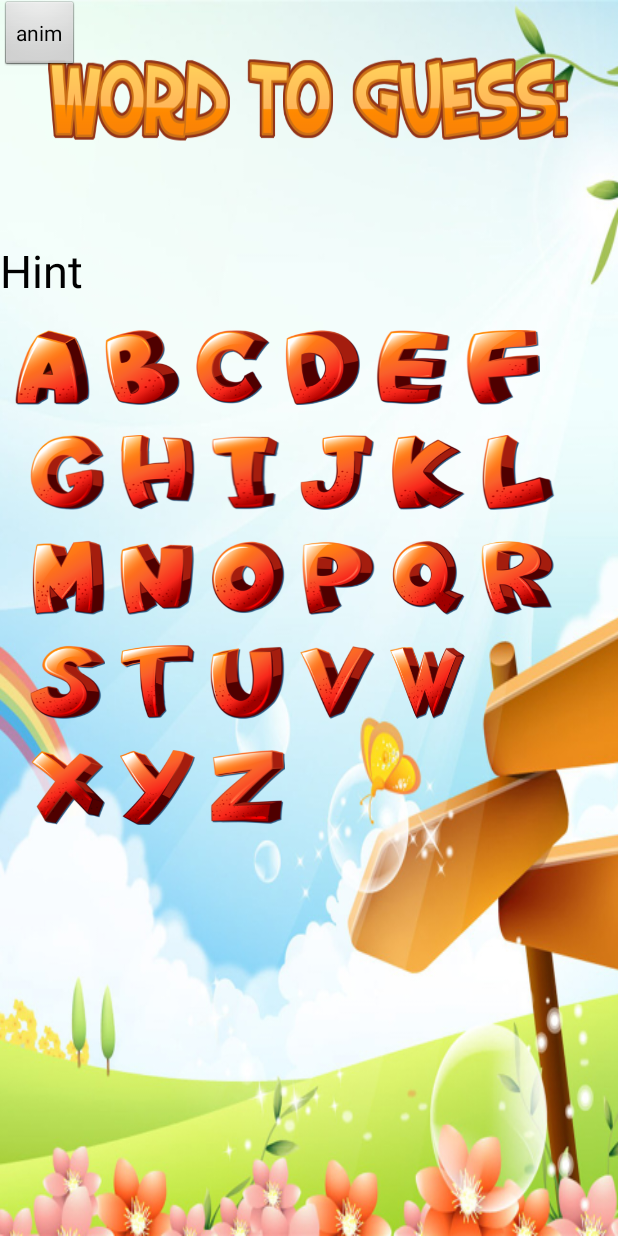
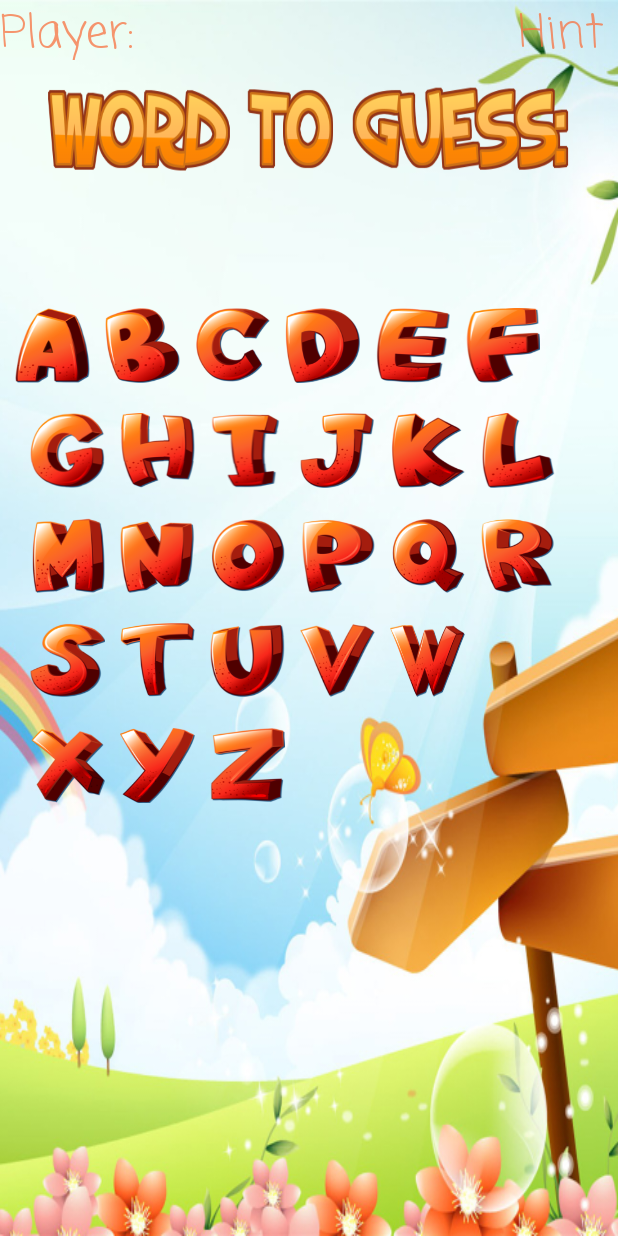
Before and after one commit to farsabbutt/Hangman-game-Java-android, an Android app: the layout game.xml on its own in the app's theme, with its tools: preview values and no code run, on a phone screen of 412 x 824 dp. Run offline under Robolectric (Android 15) with nearby library versions, the phone set to English and light mode, and no system bars.

Commit message:
Minor fixes

```diff
--- a/app/build.gradle
+++ b/app/build.gradle
@@ -3,7 +3,7 @@ apply plugin: 'com.android.application'
 android {
     compileSdkVersion 26
     defaultConfig {
-        applicationId "edu.ktu.hangmanduo2"
+        applicationId 'edu.ktu.hangmanduo2'
         minSdkVersion 14
         targetSdkVersion 26
         versionCode 1
@@ -16,10 +16,12 @@ android {
             proguardFiles getDefaultProguardFile('proguard-android.txt'), 'proguard-rules.pro'
         }
     }
+    productFlavors {
+    }
 }
 
 dependencies {
-    implementation fileTree(dir: 'libs', include: ['*.jar'])
+    implementation fileTree(include: ['*.jar'], dir: 'libs')
     implementation 'com.android.support:appcompat-v7:26.1.0'
     testImplementation 'junit:junit:4.12'
     androidTestImplementation 'com.android.support.test:runner:1.0.1'
--- a/app/src/main/res/layout/game.xml
+++ b/app/src/main/res/layout/game.xml
@@ -5,18 +5,39 @@
     android:layout_height="match_parent"
     android:background="@mipmap/bgxxx"
     >
+    <TextView
+        android:id="@+id/playerName"
+        android:layout_width="match_parent"
+        android:layout_height="40dp"
+        android:text="Player:"
+        android:textSize="30sp"
+        android:textColor="#c1f77241"
+        android:gravity="left"
+        android:fontFamily="casual"
+        />
+    <TextView
+        android:id="@+id/hint"
+        android:layout_width="match_parent"
+        android:layout_height="50dp"
+        android:text="Hint"
+        android:textSize="30sp"
+        android:layout_marginEnd="10dp"
+        android:layout_marginRight="10dp"
+        android:textColor="#c1f77241"
+        android:gravity="right"
+        android:fontFamily="casual"
+        />
 <RelativeLayout
     android:layout_width="match_parent"
     android:layout_height="wrap_content"
     android:id="@+id/word_to_guess"
-    android:layout_marginTop="30dp"
     android:paddingLeft="30dp"
     android:paddingRight="30dp"
     >
-
     <ImageView
         android:layout_width="wrap_content"
         android:layout_height="80dp"
+        android:layout_marginTop="50dp"
         android:background="@drawable/word_to_guess"
 
         />
@@ -81,29 +102,12 @@
             android:src="@drawable/wrong"
             android:visibility="gone"
             />
-        <TextView
-            android:id="@+id/hint"
-            android:layout_width="140dp"
-            android:layout_height="40dp"
-            android:text="Hint"
-            android:textSize="30sp"
-            android:textColor="#000000"
-            />
-        <TextView
-            android:id="@+id/playerName"
-            android:layout_width="140dp"
-            android:layout_height="40dp"
-            android:text=""
-            android:textSize="30sp"
-            android:textColor="#000000"
-            android:layout_marginLeft="250dp"
-            />
     </RelativeLayout>
 
     <RelativeLayout
         android:layout_width="match_parent"
         android:layout_height="match_parent"
-        android:layout_marginTop="60dp"
+        android:layout_marginTop="45dp"
         android:layout_marginLeft="10dp"
         android:layout_marginStart="10dp"
         android:layout_below="@+id/health_rel_layout"
@@ -393,6 +397,7 @@
         android:layout_height="wrap_content"
         android:id="@+id/anim"
         android:text="anim"
+        android:visibility="gone"
         />
 </RelativeLayout>
 
```
Also changed, not shown: app/src/main/java/edu/ktu/hangmanduo2/Game.java (+19 -5 lines), 1 other file.
